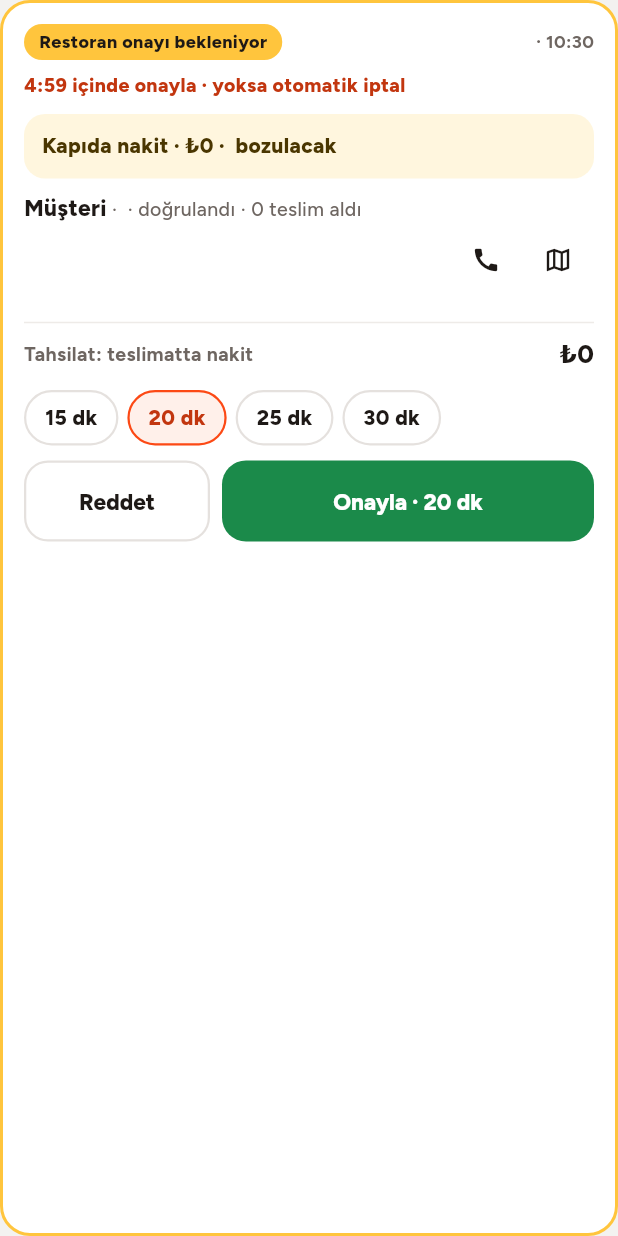
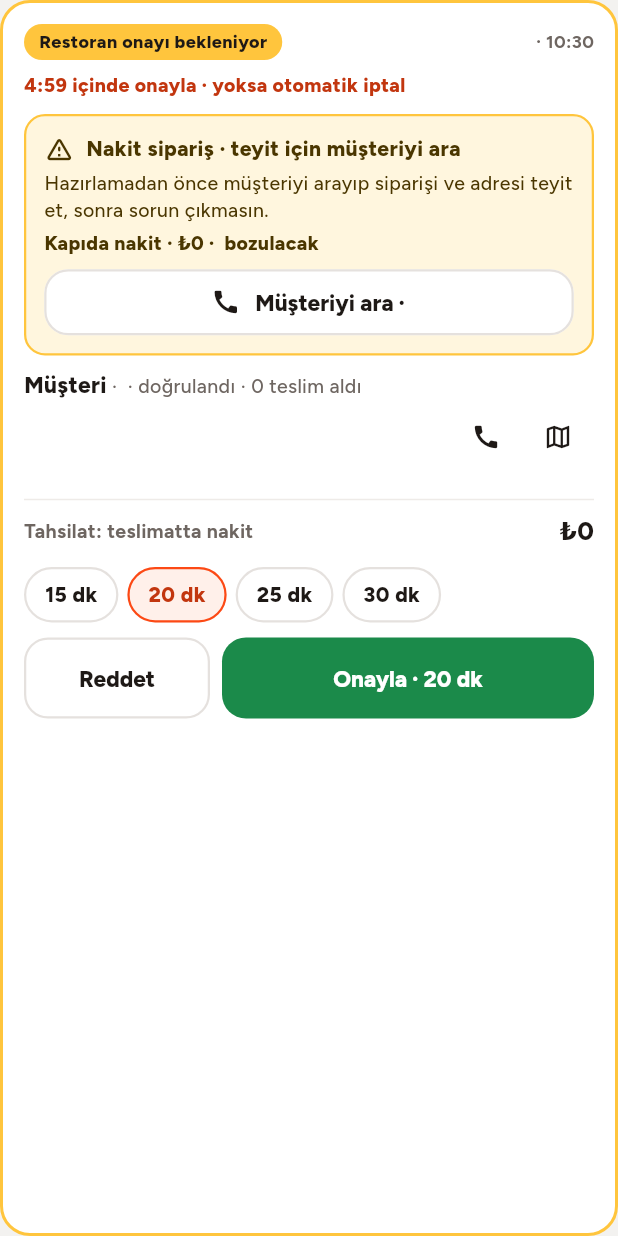
Before and after one commit to cankara46464646-eng/Doybi, a Flutter app: the PanelOrderCard widget shown alone on an empty page, opened directly with empty values, on a phone screen of 412 x 824 dp. Run offline on Flutter 3.47's test engine with Material 3 defaults, Android fonts, the phone set to English and light mode, and no system bars; our stand-ins replace flutter_map, geolocator, image_picker, latlong2, qr_flutter, share_plus and 1 more; missing offline and left inert: mobile_scanner; accounts and stored records are empty.

Commit message:
Nakit siparişte esnafa teyit uyarısı ve müşteriyi ara butonu
Co-Authored-By: Claude Opus 5.5 <noreply@anthropic.com>
Claude-Session: https://claude.ai/code/session_01KybL2GwJ9n7Rcow3hZ5yWu

```diff
--- a/lib/screens/business/panel.dart
+++ b/lib/screens/business/panel.dart
@@ -213,6 +213,29 @@ class PanelOrderCard extends StatelessWidget {
                 ),
               ]),
             )
+          else if (o.status == OrderStatus.bekliyor || o.status == OrderStatus.hazirlaniyor)
+            // Nakit siparişte esnaf hazırlamadan önce müşteriyi arayıp teyit eder.
+            Container(
+              padding: const EdgeInsets.all(12),
+              decoration: BoxDecoration(color: C.note, borderRadius: BorderRadius.circular(14), border: Border.all(color: C.saffron, width: 1.5)),
+              child: Column(crossAxisAlignment: CrossAxisAlignment.stretch, children: [
+                Row(children: [
+                  const Icon(Icons.warning_amber_rounded, color: C.noteInk, size: 20),
+                  const SizedBox(width: 8),
+                  Expanded(child: Text('Nakit sipariş · teyit için müşteriyi ara', style: body(14, color: C.noteInk, weight: FontWeight.w800))),
+                ]),
+                const SizedBox(height: 4),
+                Text('Hazırlamadan önce müşteriyi arayıp siparişi ve adresi teyit et, sonra sorun çıkmasın.', style: body(13, color: C.noteInk)),
+                const SizedBox(height: 4),
+                Text(
+                  'Kapıda nakit · ${tl(o.total)}${o.change != null && o.change != 'Tam para' ? ' · ${o.change} bozulacak' : ' · tam para'}',
+                  style: body(13, color: C.noteInk, weight: FontWeight.w800),
+                ),
+                const SizedBox(height: 8),
+                BigButton('Müşteriyi ara · ${maskTr(o.phone)}', outlined: true, height: 44, icon: Icons.call,
+                    onPressed: () => callPhone(context, '0${o.phone}', who: 'Müşterinin numarası')),
+              ]),
+            )
           else
             Container(
               padding: const EdgeInsets.all(12),
```
